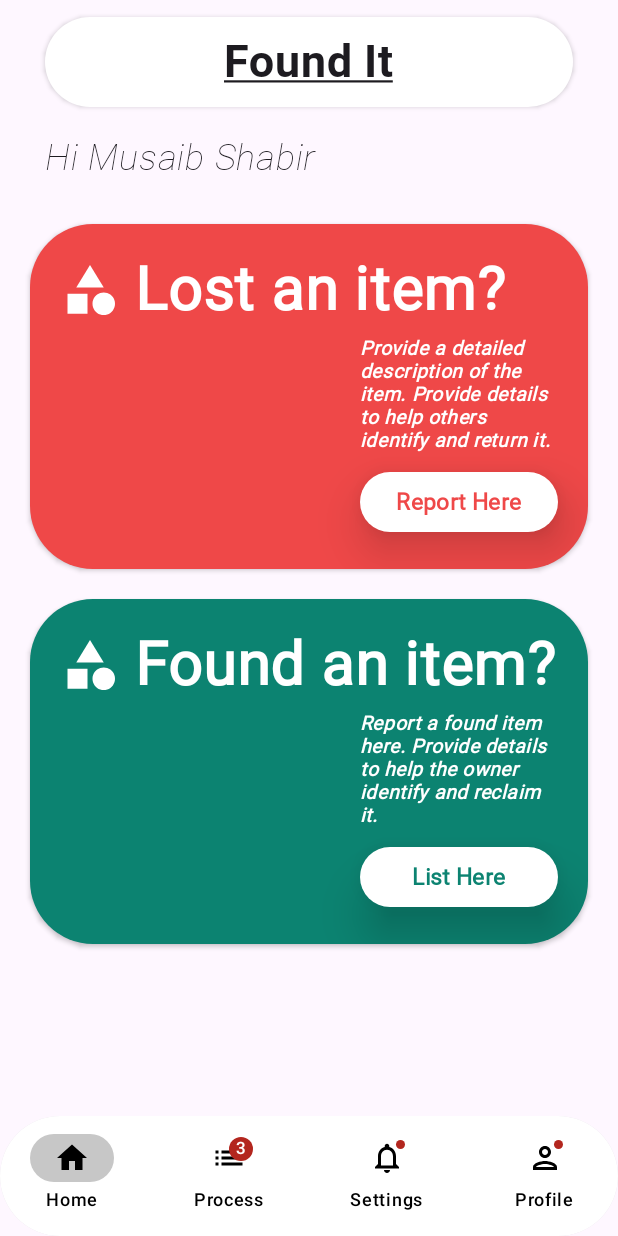
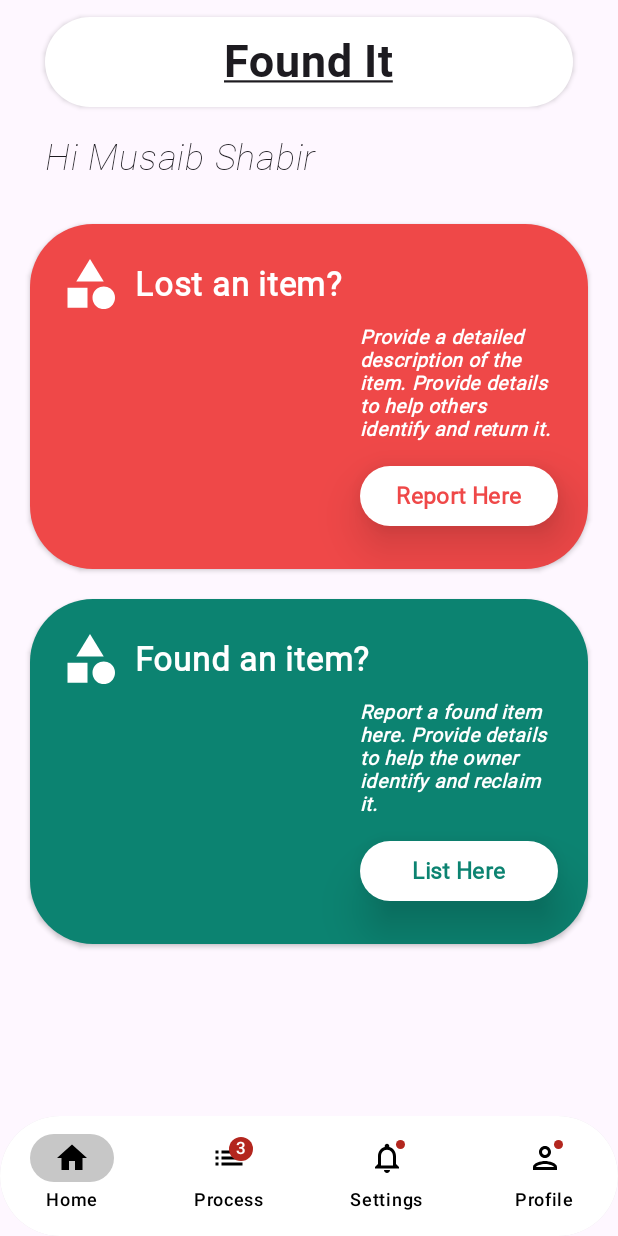
Before and after one commit to MusaibShabir/Found_It, an Android app built with Jetpack Compose: the screen it shows after launch (MainActivity), on a phone screen of 412 x 824 dp. Run offline under Robolectric (Android 15) with nearby library versions, the phone set to English and light mode, and no system bars.

Commit message:
commit test

```diff
--- a/app/src/main/java/com/example/foundit/screens/MainScreen.kt
+++ b/app/src/main/java/com/example/foundit/screens/MainScreen.kt
@@ -82,7 +82,7 @@ fun MainCard(
                     style = MaterialTheme.typography.bodyLarge,
                     fontWeight = FontWeight.ExtraBold,
                     color = Color.White,
-                    fontSize = 40.sp
+                    fontSize = 22.sp
 
                 )
             } // Row Scope Ends
```
